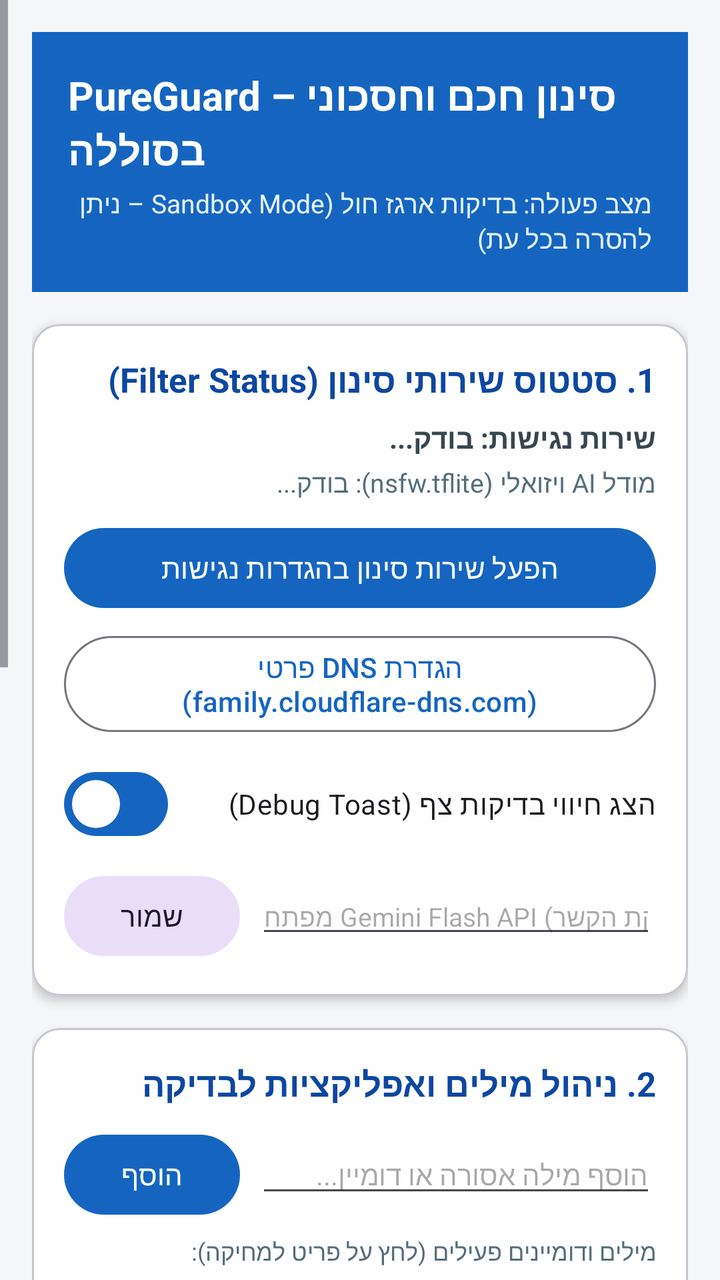
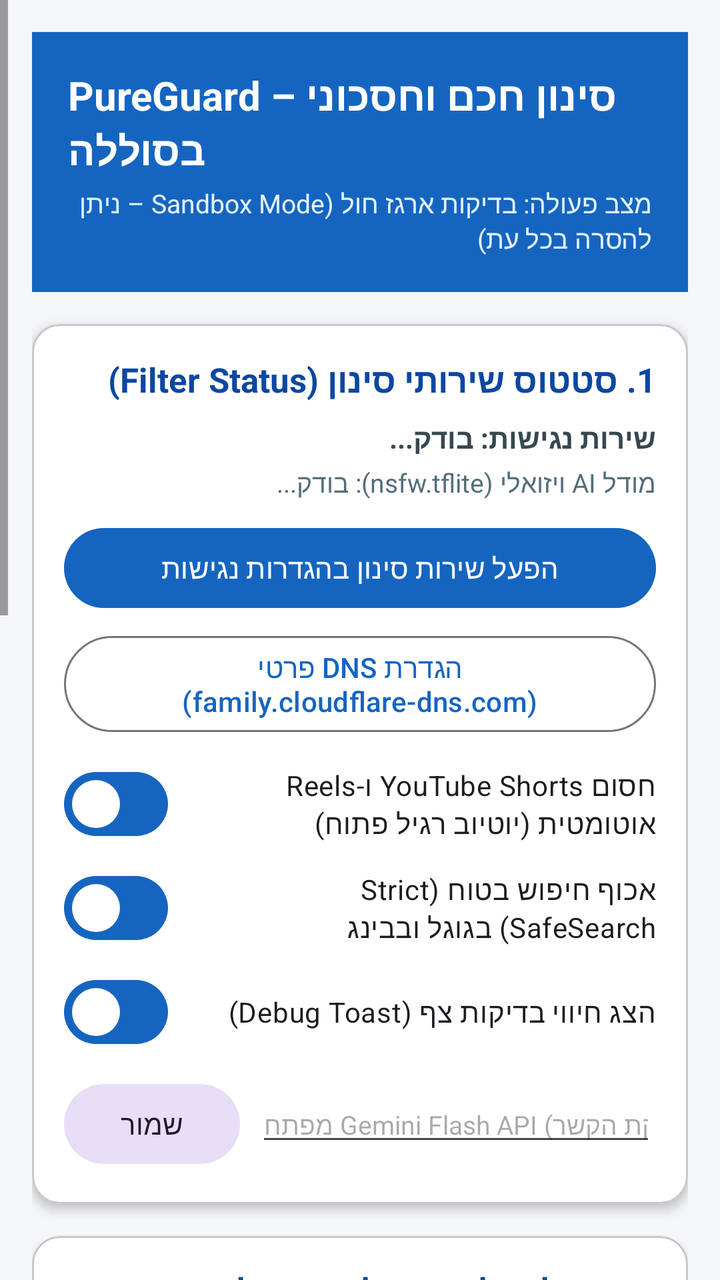

Before-and-after screenshots of an Android layout around one commit, followed by the original layout XML and the change that was made.
<!-- AndroidManifest.xml: application theme Theme.PureGuard -->
<!-- res/layout/activity_main.xml -->
<?xml version="1.0" encoding="utf-8"?>
<ScrollView xmlns:android="http://schemas.android.com/apk/res/android"
    xmlns:app="http://schemas.android.com/apk/res-auto"
    android:layout_width="match_parent"
    android:layout_height="match_parent"
    android:background="#F4F6F8"
    android:fillViewport="true"
    android:layoutDirection="rtl">

    <LinearLayout
        android:layout_width="match_parent"
        android:layout_height="wrap_content"
        android:orientation="vertical"
        android:padding="16dp">

        
        <LinearLayout
            android:layout_width="match_parent"
            android:layout_height="wrap_content"
            android:layout_marginBottom="16dp"
            android:background="#1565C0"
            android:orientation="vertical"
            android:padding="18dp">

            <TextView
                android:layout_width="wrap_content"
                android:layout_height="wrap_content"
                android:text="PureGuard – סינון חכם וחסכוני בסוללה"
                android:textColor="#FFFFFF"
                android:textSize="20sp"
                android:textStyle="bold" />

            <TextView
                android:id="@+id/tvModeBanner"
                android:layout_width="wrap_content"
                android:layout_height="wrap_content"
                android:layout_marginTop="4dp"
                android:text="מצב פעולה: בדיקות ארגז חול (Sandbox Mode – ניתן להסרה בכל עת)"
                android:textColor="#E3F2FD"
                android:textSize="13sp" />
        </LinearLayout>

        
        <com.google.android.material.card.MaterialCardView
            android:layout_width="match_parent"
            android:layout_height="wrap_content"
            android:layout_marginBottom="16dp"
            app:cardBackgroundColor="#FFFFFF"
            app:cardCornerRadius="14dp"
            app:cardElevation="3dp">

            <LinearLayout
                android:layout_width="match_parent"
                android:layout_height="wrap_content"
                android:orientation="vertical"
                android:padding="16dp">

                <TextView
                    android:layout_width="wrap_content"
                    android:layout_height="wrap_content"
                    android:text="1. סטטוס שירותי סינון (Filter Status)"
                    android:textColor="#0D47A1"
                    android:textSize="17sp"
                    android:textStyle="bold" />

                <TextView
                    android:id="@+id/tvAccessibilityStatus"
                    android:layout_width="match_parent"
                    android:layout_height="wrap_content"
                    android:layout_marginTop="8dp"
                    android:text="שירות נגישות: בודק..."
                    android:textColor="#37474F"
                    android:textSize="14sp"
                    android:textStyle="bold" />

                <TextView
                    android:id="@+id/tvModelStatus"
                    android:layout_width="match_parent"
                    android:layout_height="wrap_content"
                    android:layout_marginTop="4dp"
                    android:text="מודל AI ויזואלי (nsfw.tflite): בודק..."
                    android:textColor="#546E7A"
                    android:textSize="13sp" />

                <com.google.android.material.button.MaterialButton
                    android:id="@+id/btnOpenAccessibility"
                    android:layout_width="match_parent"
                    android:layout_height="wrap_content"
                    android:layout_marginTop="10dp"
                    android:text="הפעל שירות סינון בהגדרות נגישות" />

                <com.google.android.material.button.MaterialButton
                    android:id="@+id/btnEnableAndroid10Vision"
                    style="@style/Widget.Material3.Button.TonalButton"
                    android:layout_width="match_parent"
                    android:layout_height="wrap_content"
                    android:layout_marginTop="6dp"
                    android:text="הפעל סריקת תמונות AI + OCR (לאנדרואיד 10)"
                    android:visibility="gone" />

                <com.google.android.material.button.MaterialButton
                    android:id="@+id/btnPrivateDnsGuide"
                    style="@style/Widget.Material3.Button.OutlinedButton"
                    android:layout_width="match_parent"
                    android:layout_height="wrap_content"
                    android:layout_marginTop="6dp"
                    android:text="הגדרת DNS פרטי (family.cloudflare-dns.com)" />

                <com.google.android.material.materialswitch.MaterialSwitch
                    android:id="@+id/switchDebugToast"
                    android:layout_width="match_parent"
                    android:layout_height="wrap_content"
                    android:layout_marginTop="8dp"
                    android:checked="true"
                    android:text="הצג חיווי בדיקות צף (Debug Toast)"
                    android:textSize="14sp" />

                <LinearLayout
                    android:layout_width="match_parent"
                    android:layout_height="wrap_content"
                    android:layout_marginTop="8dp"
                    android:orientation="horizontal">

                    <EditText
                        android:id="@+id/etGeminiApiKey"
                        android:layout_width="0dp"
                        android:layout_height="wrap_content"
                        android:layout_weight="1"
                        android:hint="מפתח Gemini Flash API (לבדיקת הקשר)"
                        android:inputType="textPassword"
                        android:textSize="13sp" />

                    <com.google.android.material.button.MaterialButton
                        android:id="@+id/btnSaveApiKey"
                        style="@style/Widget.Material3.Button.TonalButton"
                        android:layout_width="wrap_content"
                        android:layout_height="wrap_content"
                        android:layout_marginStart="8dp"
                        android:text="שמור" />
                </LinearLayout>

            </LinearLayout>
        </com.google.android.material.card.MaterialCardView>

        
        <com.google.android.material.card.MaterialCardView
            android:layout_width="match_parent"
            android:layout_height="wrap_content"
            android:layout_marginBottom="16dp"
            app:cardBackgroundColor="#FFFFFF"
            app:cardCornerRadius="14dp"
            app:cardElevation="3dp">

            <LinearLayout
                android:layout_width="match_parent"
                android:layout_height="wrap_content"
                android:orientation="vertical"
                android:padding="16dp">

                <TextView
                    android:layout_width="wrap_content"
                    android:layout_height="wrap_content"
                    android:text="2. ניהול מילים ואפליקציות לבדיקה"
                    android:textColor="#0D47A1"
                    android:textSize="17sp"
                    android:textStyle="bold" />

                
                <LinearLayout
                    android:layout_width="match_parent"
                    android:layout_height="wrap_content"
                    android:layout_marginTop="10dp"
                    android:orientation="horizontal">

                    <EditText
                        android:id="@+id/etNewKeyword"
                        android:layout_width="0dp"
                        android:layout_height="wrap_content"
                        android:layout_weight="1"
                        android:hint="הוסף מילה אסורה או דומיין..."
                        android:inputType="text"
                        android:textSize="14sp" />

                    <com.google.android.material.button.MaterialButton
                        android:id="@+id/btnAddKeyword"
                        android:layout_width="wrap_content"
                        android:layout_height="wrap_content"
                        android:layout_marginStart="8dp"
                        android:text="הוסף" />
                </LinearLayout>

                <TextView
                    android:layout_width="wrap_content"
                    android:layout_height="wrap_content"
                    android:layout_marginTop="6dp"
                    android:text="מילים ודומיינים פעילים (לחץ על פריט למחיקה):"
                    android:textColor="#546E7A"
                    android:textSize="12sp" />

                <LinearLayout
                    android:id="@+id/containerKeywords"
                    android:layout_width="match_parent"
                    android:layout_height="wrap_content"
                    android:layout_marginTop="4dp"
                    android:orientation="vertical" />

                
                <LinearLayout
                    android:layout_width="match_parent"
                    android:layout_height="wrap_content"
                    android:layout_marginTop="12dp"
                    android:orientation="horizontal">

                    <EditText
                        android:id="@+id/etNewBlockedPackage"
                        android:layout_width="0dp"
                        android:layout_height="wrap_content"
                        android:layout_weight="1"
                        android:hint="שם חבילה לחסימה (למשל com.instagram.android)"
                        android:inputType="text"
                        android:textSize="13sp" />

                    <com.google.android.material.button.MaterialButton
                        android:id="@+id/btnAddBlockedApp"
                        style="@style/Widget.Material3.Button.TonalButton"
                        android:layout_width="wrap_content"
                        android:layout_height="wrap_content"
                        android:layout_marginStart="8dp"
                        android:text="חסום אפליקציה" />
                </LinearLayout>

                <LinearLayout
                    android:id="@+id/containerBlockedApps"
                    android:layout_width="match_parent"
                    android:layout_height="wrap_content"
                    android:layout_marginTop="4dp"
                    android:orientation="vertical" />

                
                <View
                    android:layout_width="match_parent"
                    android:layout_height="1dp"
                    android:layout_marginVertical="12dp"
                    android:background="#E0E0E0" />

                <TextView
                    android:id="@+id/tvPornThresholdLabel"
                    android:layout_width="match_parent"
                    android:layout_height="wrap_content"
                    android:text="רגישות סף Porn: 55%"
                    android:textColor="#263238"
                    android:textSize="14sp"
                    android:textStyle="bold" />

                <com.google.android.material.slider.Slider
                    android:id="@+id/sliderPornThreshold"
                    android:layout_width="match_parent"
                    android:layout_height="wrap_content"
                    android:stepSize="5.0"
                    android:value="55.0"
                    android:valueFrom="30.0"
                    android:valueTo="90.0" />

                <TextView
                    android:id="@+id/tvSexyThresholdLabel"
                    android:layout_width="match_parent"
                    android:layout_height="wrap_content"
                    android:layout_marginTop="4dp"
                    android:text="רגישות סף Sexy: 65%"
                    android:textColor="#263238"
                    android:textSize="14sp"
                    android:textStyle="bold" />

                <com.google.android.material.slider.Slider
                    android:id="@+id/sliderSexyThreshold"
                    android:layout_width="match_parent"
                    android:layout_height="wrap_content"
                    android:stepSize="5.0"
                    android:value="65.0"
                    android:valueFrom="30.0"
                    android:valueTo="90.0" />

            </LinearLayout>
        </com.google.android.material.card.MaterialCardView>

        
        <com.google.android.material.card.MaterialCardView
            android:layout_width="match_parent"
            android:layout_height="wrap_content"
            android:layout_marginBottom="16dp"
            app:cardBackgroundColor="#FFFFFF"
            app:cardCornerRadius="14dp"
            app:cardElevation="3dp">

            <LinearLayout
                android:layout_width="match_parent"
                android:layout_height="wrap_content"
                android:orientation="vertical"
                android:padding="16dp">

                <LinearLayout
                    android:layout_width="match_parent"
                    android:layout_height="wrap_content"
                    android:gravity="center_vertical"
                    android:orientation="horizontal">

                    <TextView
                        android:layout_width="0dp"
                        android:layout_height="wrap_content"
                        android:layout_weight="1"
                        android:text="3. יומן חסימות אחרונות (20 אחרונות)"
                        android:textColor="#0D47A1"
                        android:textSize="17sp"
                        android:textStyle="bold" />

                    <com.google.android.material.button.MaterialButton
                        android:id="@+id/btnClearLogs"
                        style="@style/Widget.Material3.Button.TextButton"
                        android:layout_width="wrap_content"
                        android:layout_height="wrap_content"
                        android:text="נקה יומן" />
                </LinearLayout>

                <LinearLayout
                    android:id="@+id/containerBlockLogs"
                    android:layout_width="match_parent"
                    android:layout_height="wrap_content"
                    android:layout_marginTop="8dp"
                    android:orientation="vertical" />

            </LinearLayout>
        </com.google.android.material.card.MaterialCardView>

        
        <com.google.android.material.card.MaterialCardView
            android:layout_width="match_parent"
            android:layout_height="wrap_content"
            android:layout_marginBottom="24dp"
            app:cardBackgroundColor="#FFF8E1"
            app:cardCornerRadius="14dp"
            app:cardElevation="3dp">

            <LinearLayout
                android:layout_width="match_parent"
                android:layout_height="wrap_content"
                android:orientation="vertical"
                android:padding="16dp">

                <TextView
                    android:layout_width="wrap_content"
                    android:layout_height="wrap_content"
                    android:text="4. מצב נעילה מלא (Production Lockdown)"
                    android:textColor="#E65100"
                    android:textSize="17sp"
                    android:textStyle="bold" />

                <TextView
                    android:id="@+id/tvLockdownStatus"
                    android:layout_width="match_parent"
                    android:layout_height="wrap_content"
                    android:layout_marginTop="6dp"
                    android:text="כבוי כברירת מחדל (מצב בדיקות בטוח – ניתן להסיר את האפליקציה בחופשיות)"
                    android:textColor="#4E342E"
                    android:textSize="13sp" />

                <com.google.android.material.button.MaterialButton
                    android:id="@+id/btnToggleLockdown"
                    style="@style/Widget.Material3.Button.OutlinedButton"
                    android:layout_width="match_parent"
                    android:layout_height="wrap_content"
                    android:layout_marginTop="12dp"
                    android:text="הפעל מצב נעילה מלא (לאחר סיום הבדיקות)"
                    android:textColor="#D84315" />

            </LinearLayout>
        </com.google.android.material.card.MaterialCardView>

    </LinearLayout>
</ScrollView>
<!-- resources referenced by this layout -->
<resources>
  <style name="Theme.PureGuard" parent="Theme.Material3.DayNight.NoActionBar">
          <item name="colorPrimary">#1565C0</item>
          <item name="colorSecondary">#00897B</item>
          <item name="android:statusBarColor">#0D47A1</item>
      </style>
</resources>

<!-- the commit's change to res/layout/activity_main.xml (unified diff, before → after) -->
@@ -107,10 +107,28 @@
                     android:text="הגדרת DNS פרטי (family.cloudflare-dns.com)" />
 
                 <com.google.android.material.materialswitch.MaterialSwitch
+                    android:id="@+id/switchBlockShorts"
+                    android:layout_width="match_parent"
+                    android:layout_height="wrap_content"
+                    android:layout_marginTop="8dp"
+                    android:checked="true"
+                    android:text="חסום YouTube Shorts ו-Reels אוטומטית (יוטיוב רגיל פתוח)"
+                    android:textSize="14sp" />
+
+                <com.google.android.material.materialswitch.MaterialSwitch
+                    android:id="@+id/switchEnforceSafeSearch"
+                    android:layout_width="match_parent"
+                    android:layout_height="wrap_content"
+                    android:layout_marginTop="4dp"
+                    android:checked="true"
+                    android:text="אכוף חיפוש בטוח (Strict SafeSearch) בגוגל ובבינג"
+                    android:textSize="14sp" />
+
+                <com.google.android.material.materialswitch.MaterialSwitch
                     android:id="@+id/switchDebugToast"
                     android:layout_width="match_parent"
                     android:layout_height="wrap_content"
-                    android:layout_marginTop="8dp"
+                    android:layout_marginTop="4dp"
                     android:checked="true"
                     android:text="הצג חיווי בדיקות צף (Debug Toast)"
                     android:textSize="14sp" />
